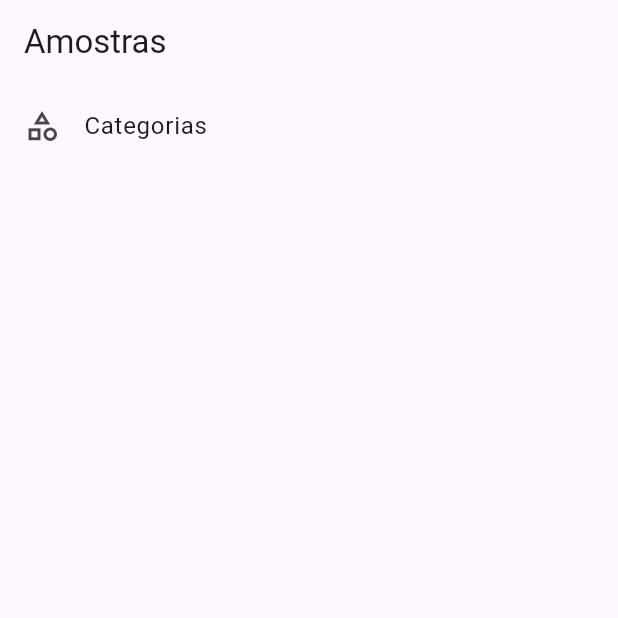
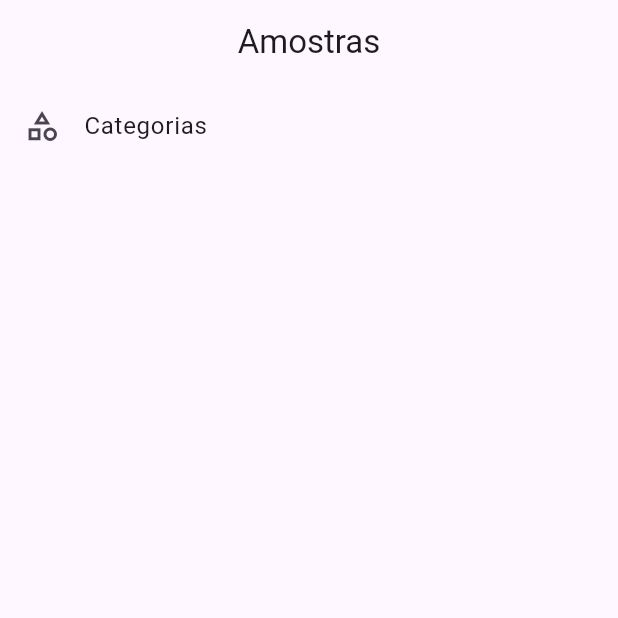
Before and after one commit to lucasdanbatista/shopify-flutter-ecommerce, a Flutter app: the screen it shows after launch, on a phone screen of 412 x 824 dp, the top half of it. Run offline on Flutter 3.47's test engine with Material 3 defaults, Android fonts, the phone set to English and light mode, and no system bars; our stand-ins replace dio, get_it, retrofit; generated files the repository leaves out were written again.

```diff
--- a/mobile/lib/main.dart
+++ b/mobile/lib/main.dart
@@ -47,6 +47,11 @@ class MainApp extends StatelessWidget {
   @override
   Widget build(BuildContext context) {
     return MaterialApp(
+      theme: ThemeData(
+        appBarTheme: const AppBarTheme(
+          centerTitle: true,
+        ),
+      ),
       initialRoute: routes.first.path,
       routes: routes.asMap().map((k, v) => MapEntry(v.path, v.pageBuilder)),
     );
```
Also changed, not shown: mobile/lib/features/categories/categories_page.dart (+13 -1 lines).
